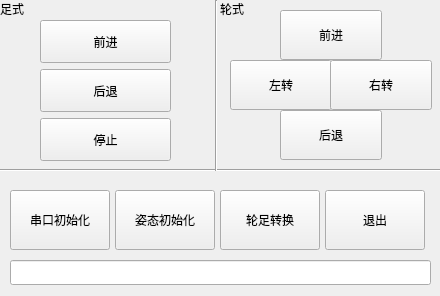
Qt form biped.ui (Skyendless/MiniBot) before a commit.
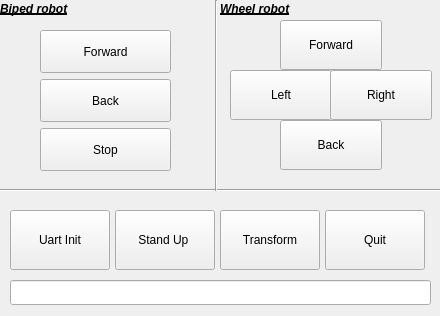
The same form after that commit. Icons and pictures are not drawn.

What changed in the file:
```diff
--- a/biped.ui
+++ b/biped.ui
@@ -7,7 +7,7 @@
     <x>0</x>
     <y>0</y>
     <width>440</width>
-    <height>296</height>
+    <height>316</height>
    </rect>
   </property>
   <property name="sizePolicy">
@@ -23,7 +23,7 @@
    <property name="geometry">
     <rect>
      <x>0</x>
-     <y>160</y>
+     <y>180</y>
      <width>441</width>
      <height>20</height>
     </rect>
@@ -37,25 +37,33 @@
     <rect>
      <x>0</x>
      <y>0</y>
-     <width>67</width>
+     <width>91</width>
      <height>17</height>
     </rect>
    </property>
+   <property name="font">
+    <font>
+     <weight>75</weight>
+     <italic>true</italic>
+     <bold>true</bold>
+     <underline>true</underline>
+    </font>
+   </property>
    <property name="text">
-    <string>足式</string>
+    <string>Biped robot</string>
    </property>
   </widget>
   <widget class="QPushButton" name="button_WheelMode_GoStraight">
    <property name="geometry">
     <rect>
      <x>280</x>
-     <y>10</y>
+     <y>20</y>
      <width>102</width>
      <height>50</height>
     </rect>
    </property>
    <property name="text">
-    <string>前进</string>
+    <string>Forward</string>
    </property>
    <property name="icon">
     <iconset resource="pictures/res.qrc">
@@ -72,13 +80,13 @@
    <property name="geometry">
     <rect>
      <x>230</x>
-     <y>60</y>
+     <y>70</y>
      <width>102</width>
      <height>50</height>
     </rect>
    </property>
    <property name="text">
-    <string>左转</string>
+    <string>Left</string>
    </property>
    <property name="icon">
     <iconset resource="pictures/res.qrc">
@@ -96,19 +104,27 @@
     <rect>
      <x>220</x>
      <y>0</y>
-     <width>67</width>
+     <width>91</width>
      <height>17</height>
     </rect>
    </property>
+   <property name="font">
+    <font>
+     <weight>75</weight>
+     <italic>true</italic>
+     <bold>true</bold>
+     <underline>true</underline>
+    </font>
+   </property>
    <property name="text">
-    <string>轮式</string>
+    <string>Wheel robot</string>
    </property>
   </widget>
   <widget class="QLineEdit" name="line_show_message">
    <property name="geometry">
     <rect>
      <x>10</x>
-     <y>260</y>
+     <y>280</y>
      <width>421</width>
      <height>25</height>
     </rect>
@@ -118,13 +134,13 @@
    <property name="geometry">
     <rect>
      <x>280</x>
-     <y>110</y>
+     <y>120</y>
      <width>102</width>
      <height>50</height>
     </rect>
    </property>
    <property name="text">
-    <string>后退</string>
+    <string>Back</string>
    </property>
    <property name="icon">
     <iconset resource="pictures/res.qrc">
@@ -143,7 +159,7 @@
      <x>206</x>
      <y>0</y>
      <width>20</width>
-     <height>171</height>
+     <height>191</height>
     </rect>
    </property>
    <property name="orientation">
@@ -154,13 +170,13 @@
    <property name="geometry">
     <rect>
      <x>330</x>
-     <y>60</y>
+     <y>70</y>
      <width>102</width>
      <height>50</height>
     </rect>
    </property>
    <property name="text">
-    <string>右转</string>
+    <string>Right</string>
    </property>
    <property name="icon">
     <iconset resource="pictures/res.qrc">
@@ -177,7 +193,7 @@
    <property name="geometry">
     <rect>
      <x>40</x>
-     <y>20</y>
+     <y>30</y>
      <width>131</width>
      <height>141</height>
     </rect>
@@ -195,7 +211,7 @@
        <string notr="true"/>
       </property>
       <property name="text">
-       <string>前进</string>
+       <string>Forward</string>
       </property>
       <property name="icon">
        <iconset resource="pictures/res.qrc">
@@ -218,7 +234,7 @@
        </sizepolicy>
       </property>
       <property name="text">
-       <string>后退</string>
+       <string>Back</string>
       </property>
       <property name="icon">
        <iconset resource="pictures/res.qrc">
@@ -241,7 +257,7 @@
        </sizepolicy>
       </property>
       <property name="text">
-       <string>停止</string>
+       <string>Stop</string>
       </property>
       <property name="icon">
        <iconset resource="pictures/res.qrc">
@@ -261,7 +277,7 @@
    <property name="geometry">
     <rect>
      <x>325</x>
-     <y>190</y>
+     <y>210</y>
      <width>100</width>
      <height>60</height>
     </rect>
@@ -273,7 +289,7 @@
     </sizepolicy>
    </property>
    <property name="text">
-    <string>退出</string>
+    <string>Quit</string>
    </property>
    <property name="icon">
     <iconset resource="pictures/res.qrc">
@@ -290,7 +306,7 @@
    <property name="geometry">
     <rect>
      <x>220</x>
-     <y>190</y>
+     <y>210</y>
      <width>100</width>
      <height>60</height>
     </rect>
@@ -302,7 +318,7 @@
     </sizepolicy>
    </property>
    <property name="text">
-    <string>轮足转换</string>
+    <string>Transform</string>
    </property>
    <property name="icon">
     <iconset resource="pictures/res.qrc">
@@ -319,7 +335,7 @@
    <property name="geometry">
     <rect>
      <x>10</x>
-     <y>190</y>
+     <y>210</y>
      <width>100</width>
      <height>60</height>
     </rect>
@@ -331,7 +347,7 @@
     </sizepolicy>
    </property>
    <property name="text">
-    <string>串口初始化</string>
+    <string>Uart Init</string>
    </property>
    <property name="icon">
     <iconset resource="pictures/res.qrc">
@@ -348,7 +364,7 @@
    <property name="geometry">
     <rect>
      <x>115</x>
-     <y>190</y>
+     <y>210</y>
      <width>100</width>
      <height>60</height>
     </rect>
@@ -360,7 +376,7 @@
     </sizepolicy>
    </property>
    <property name="text">
-    <string>姿态初始化</string>
+    <string>Stand Up </string>
    </property>
    <property name="icon">
     <iconset resource="pictures/res.qrc">
```
Left out of the diff: 2 changed lines with no effect on the pictures.
